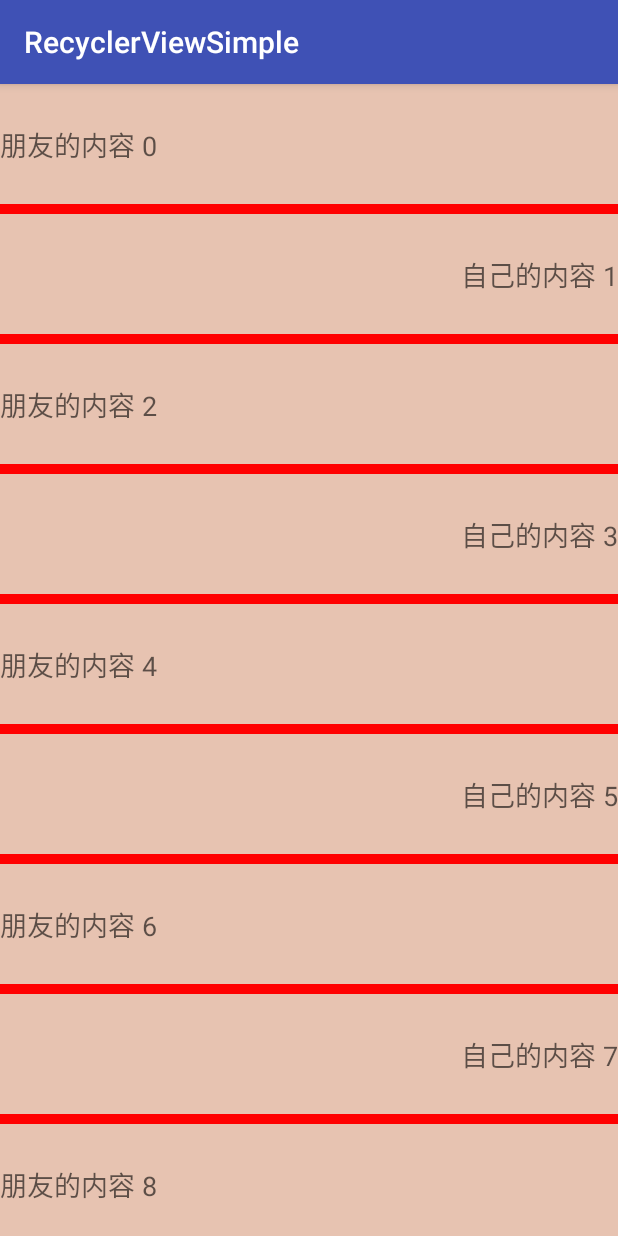
After one commit to hsf0702/BlogCode, an Android app: the MulitTypeActivity screen opened directly, with no data from a screen before it, on a phone screen of 412 x 824 dp. The commit adds this screen. Run offline under Robolectric (Android 15) with nearby library versions, the phone set to English and light mode, and no system bars.

Commit message:
封装多条目布局显示

```diff
--- a/app/src/main/AndroidManifest.xml
+++ b/app/src/main/AndroidManifest.xml
@@ -17,7 +17,8 @@
             </intent-filter>
         </activity>
         <activity android:name=".ListViewLineActivity" />
-        <activity android:name=".GridViewLineActivity"></activity>
+        <activity android:name=".GridViewLineActivity" />
+        <activity android:name=".MulitTypeActivity"></activity>
     </application>
 
 </manifest>
--- a/app/src/main/java/com/zsj/recyclerviewsimple/MainActivity.java
+++ b/app/src/main/java/com/zsj/recyclerviewsimple/MainActivity.java
@@ -20,10 +20,19 @@ public class MainActivity extends AppCompatActivity {
      * @param view
      */
     public void listViewLine(View view) {
-        startActivity(new Intent(this,ListViewLineActivity.class));
+        startActivity(new Intent(this, ListViewLineActivity.class));
     }
 
     public void gridViewLine(View view) {
-        startActivity(new Intent(this,GridViewLineActivity.class));
+        startActivity(new Intent(this, GridViewLineActivity.class));
+    }
+
+    /**
+     * 多布局
+     *
+     * @param view
+     */
+    public void mulitType(View view) {
+        startActivity(new Intent(this, MulitTypeActivity.class));
     }
 }
--- /dev/null
+++ b/app/src/main/java/com/zsj/recyclerviewsimple/MulitTypeActivity.java
@@ -0,0 +1,94 @@
+package com.zsj.recyclerviewsimple;
+
+import android.content.Context;
+import android.support.v7.app.AppCompatActivity;
+import android.os.Bundle;
+import android.support.v7.widget.LinearLayoutManager;
+import android.support.v7.widget.RecyclerView;
+
+import com.zsj.recyclerviewsimple.comm.MultiTypeSupport;
+import com.zsj.recyclerviewsimple.comm.RecyclerViewComAdapter;
+import com.zsj.recyclerviewsimple.comm.ViewHolder;
+
+import java.util.ArrayList;
+
+public class MulitTypeActivity extends AppCompatActivity {
+
+    private RecyclerView mRecyclerView;
+    private ArrayList<ChatMsg> mChatMsgs = new ArrayList<>();
+
+    @Override
+    protected void onCreate(Bundle savedInstanceState) {
+        super.onCreate(savedInstanceState);
+        setContentView(R.layout.activity_mulit_type);
+        initData();
+        initView();
+    }
+
+    private void initData() {
+        for (int i = 0; i < 100; i++) {
+            if (i % 2 == 0) {
+                mChatMsgs.add(new ChatMsg("朋友的内容 " + i, false));
+            } else {
+                mChatMsgs.add(new ChatMsg("自己的内容 " + i, true));
+            }
+        }
+    }
+
+    class ChatMsg {
+        private String chatContext;
+        private boolean isMe;
+
+        public ChatMsg(String chatContext, boolean isMe) {
+            this.chatContext = chatContext;
+            this.isMe = isMe;
+        }
+
+        public String getChatContext() {
+            return chatContext;
+        }
+
+        public void setChatContext(String chatContext) {
+            this.chatContext = chatContext;
+        }
+
+        public boolean isMe() {
+            return isMe;
+        }
+
+        public void setMe(boolean me) {
+            isMe = me;
+        }
+    }
+
+    private void initView() {
+        mRecyclerView = (RecyclerView) findViewById(R.id.recycler_view);
+        mRecyclerView.setLayoutManager(new LinearLayoutManager(this));
+        mRecyclerView.addItemDecoration(new LinearItemDecoration());
+
+        MulitTypeAdapter mulitTypeAdapter = new MulitTypeAdapter(this, mChatMsgs, new MultiTypeSupport<ChatMsg>() {
+            @Override
+            public int getLayout(ChatMsg item) {
+                if (item.isMe) {
+                    return R.layout.item_layout_me;
+                }
+                return R.layout.item_layout_friend;
+            }
+        });
+
+        mRecyclerView.setAdapter(mulitTypeAdapter);
+    }
+
+    class MulitTypeAdapter extends RecyclerViewComAdapter<ChatMsg> {
+
+        public MulitTypeAdapter(Context context, ArrayList<ChatMsg> chatMsgs, MultiTypeSupport<ChatMsg> multiTypeSupport) {
+            super(context, chatMsgs, multiTypeSupport);
+        }
+
+        @Override
+        protected void onBind(ViewHolder holder, ChatMsg item, int position) {
+            ChatMsg chatMsg = mData.get(position);
+            holder.setText(R.id.tv_context, chatMsg.getChatContext());
+        }
+    }
+}
--- /dev/null
+++ b/app/src/main/java/com/zsj/recyclerviewsimple/comm/MultiTypeSupport.java
@@ -0,0 +1,23 @@
+package com.zsj.recyclerviewsimple.comm;
+
+/**
+ * @author 朱胜军
+ * @date 2018/5/27
+ * 描述	      Item多条目的支持
+ * 后台给的接口的数据.肯定有字段区分什么条目
+ * 例如:聊天.chatContext,isMe(是不是自己的)
+ * 多布局需要从对象下手.根据列表当前的条目确定布局
+ * <p>
+ * 更新者     $Author$
+ * 更新时间   $Date$
+ * 更新描述   TODO
+ */
+public interface MultiTypeSupport<DATA> {
+    /**
+     * 根据当前的条目返回布局
+     *
+     * @param item
+     * @return
+     */
+    int getLayout(DATA item);
+}
--- a/app/src/main/java/com/zsj/recyclerviewsimple/comm/RecyclerViewComAdapter.java
+++ b/app/src/main/java/com/zsj/recyclerviewsimple/comm/RecyclerViewComAdapter.java
@@ -34,6 +34,7 @@ public abstract class RecyclerViewComAdapter<DATA> extends RecyclerView.Adapter<
     private final LayoutInflater mLayoutInflater;
     private OnItemClickListener mOnItemClickListener;
     private OnItemLongClickListener mOnItemLongClickListener;
+    private MultiTypeSupport<DATA> mMultiTypeSupport;
 
     public RecyclerViewComAdapter(Context context, ArrayList<DATA> data, int layoutId) {
         mContext = context;
@@ -42,11 +43,31 @@ public abstract class RecyclerViewComAdapter<DATA> extends RecyclerView.Adapter<
         this.mLayoutId = layoutId;
     }
 
+    public RecyclerViewComAdapter(Context context, ArrayList<DATA> data, MultiTypeSupport<DATA> multiTypeSupport) {
+        this(context, data, -1);
+        mMultiTypeSupport = multiTypeSupport;
+    }
+
     @NonNull
     @Override
     public ViewHolder onCreateViewHolder(@NonNull ViewGroup parent, int viewType) {
+        if (mMultiTypeSupport != null) {
+//            取出当当前的布局
+            mLayoutId = viewType;
+        }
+
         View view = mLayoutInflater.inflate(mLayoutId, parent, false);
         return new ViewHolder(view);
+    }
+
+
+    @Override
+    public int getItemViewType(int position) {
+        if (mMultiTypeSupport != null) {
+            //根据当前的条目返回布局
+            return mMultiTypeSupport.getLayout(mData.get(position));
+        }
+        return super.getItemViewType(position);
     }
 
     @Override
--- a/app/src/main/res/layout/activity_main.xml
+++ b/app/src/main/res/layout/activity_main.xml
@@ -16,6 +16,7 @@
         app:layout_constraintTop_toTopOf="parent" />
 
     <Button
+        android:id="@+id/btn_grid_view_line"
         android:layout_width="match_parent"
         android:layout_height="wrap_content"
         android:onClick="gridViewLine"
@@ -23,4 +24,13 @@
         app:layout_constraintTop_toBottomOf="@id/btn_list_view_line" />
 
 
+    <Button
+        android:layout_width="match_parent"
+        android:layout_height="wrap_content"
+        android:text="多布局"
+        android:onClick="mulitType"
+        app:layout_constraintTop_toBottomOf="@id/btn_grid_view_line"
+        />
+
+
 </android.support.constraint.ConstraintLayout>
--- /dev/null
+++ b/app/src/main/res/layout/activity_mulit_type.xml
@@ -0,0 +1,14 @@
+<?xml version="1.0" encoding="utf-8"?>
+<android.support.constraint.ConstraintLayout xmlns:android="http://schemas.android.com/apk/res/android"
+    xmlns:app="http://schemas.android.com/apk/res-auto"
+    xmlns:tools="http://schemas.android.com/tools"
+    android:layout_width="match_parent"
+    android:layout_height="match_parent"
+    tools:context=".MulitTypeActivity">
+
+    <android.support.v7.widget.RecyclerView
+        android:id="@+id/recycler_view"
+        android:layout_width="match_parent"
+        android:layout_height="match_parent" />
+
+</android.support.constraint.ConstraintLayout>
--- /dev/null
+++ b/app/src/main/res/layout/item_layout_friend.xml
@@ -0,0 +1,24 @@
+<?xml version="1.0" encoding="utf-8"?>
+<android.support.constraint.ConstraintLayout xmlns:android="http://schemas.android.com/apk/res/android"
+    xmlns:app="http://schemas.android.com/apk/res-auto"
+    android:id="@+id/root_view"
+    android:layout_width="match_parent"
+    android:layout_height="80dp"
+    android:background="#e7c3b1">
+
+    <TextView
+        android:id="@+id/tv_context"
+        android:layout_width="wrap_content"
+        android:layout_height="wrap_content"
+        android:text="@string/app_name"
+        android:textAppearance="?android:attr/textAppearanceMedium"
+        app:layout_constraintBottom_toBottomOf="parent"
+        app:layout_constraintStart_toStartOf="parent"
+        app:layout_constraintTop_toTopOf="parent" />
+
+    <View
+        android:layout_width="wrap_content"
+        android:layout_height="0.5dp"
+        app:layout_constraintBottom_toBottomOf="parent" />
+
+</android.support.constraint.ConstraintLayout>
--- /dev/null
+++ b/app/src/main/res/layout/item_layout_me.xml
@@ -0,0 +1,25 @@
+<?xml version="1.0" encoding="utf-8"?>
+<android.support.constraint.ConstraintLayout xmlns:android="http://schemas.android.com/apk/res/android"
+    xmlns:app="http://schemas.android.com/apk/res-auto"
+    android:id="@+id/root_view"
+    android:layout_width="match_parent"
+    android:layout_height="80dp"
+    android:background="#e7c3b1">
+
+    <TextView
+        android:id="@+id/tv_context"
+        android:layout_width="wrap_content"
+        android:layout_height="wrap_content"
+        android:text="@string/app_name"
+        android:textAppearance="?android:attr/textAppearanceMedium"
+        app:layout_constraintEnd_toEndOf="parent"
+        app:layout_constraintTop_toTopOf="parent"
+        app:layout_constraintBottom_toBottomOf="parent"
+        />
+
+    <View
+        android:layout_width="wrap_content"
+        android:layout_height="0.5dp"
+        app:layout_constraintBottom_toBottomOf="parent" />
+
+</android.support.constraint.ConstraintLayout>
```
